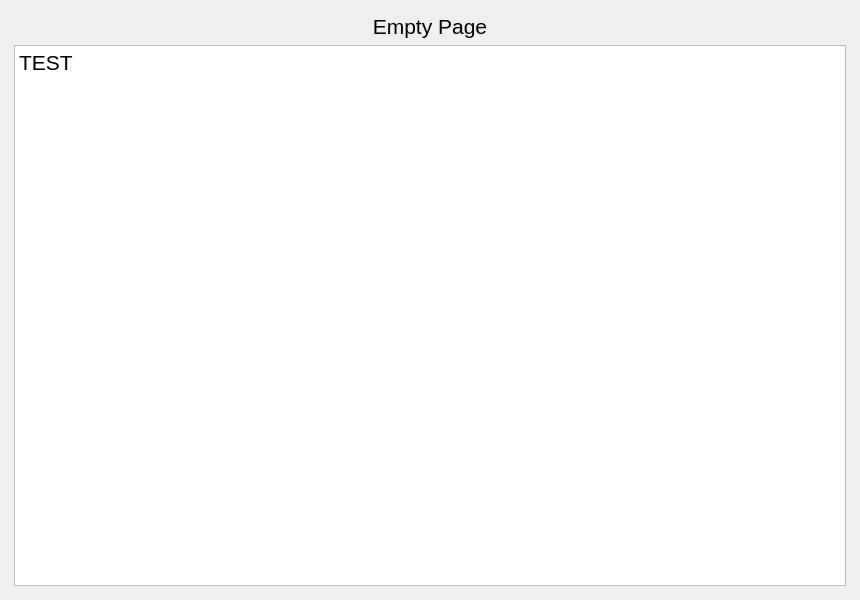
Qliangw/notion_sync_data, file sync_data/gui/uis/pages/ui_main_pages.ui: the form before one commit.
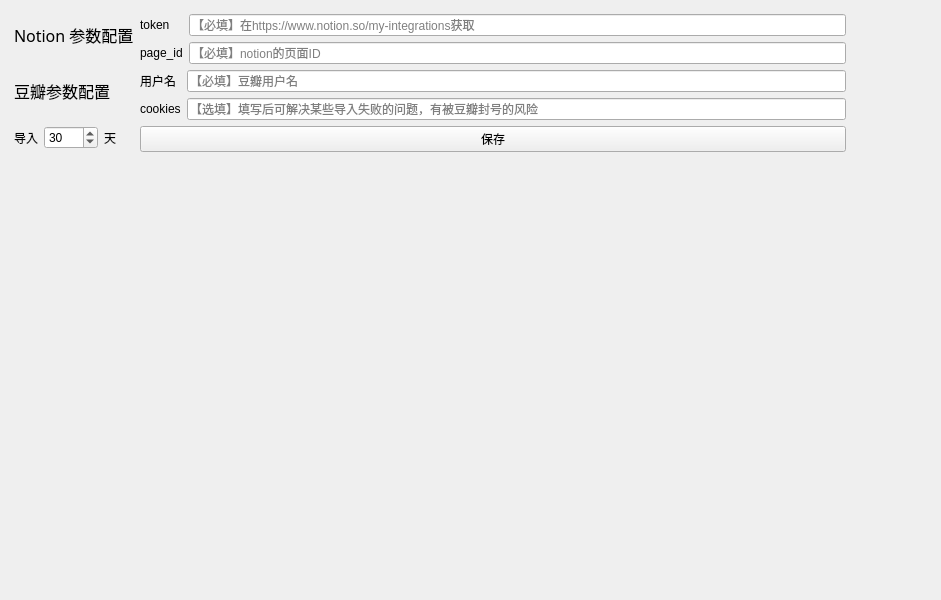
The form after the commit.

Commit message: feat: 增加豆瓣 notion 相关配置页面

The edit to the form file:
```diff
--- a/sync_data/gui/uis/pages/ui_main_pages.ui
+++ b/sync_data/gui/uis/pages/ui_main_pages.ui
@@ -6,17 +6,14 @@
    <rect>
     <x>0</x>
     <y>0</y>
-    <width>860</width>
+    <width>941</width>
     <height>600</height>
    </rect>
   </property>
   <property name="windowTitle">
    <string>Form</string>
   </property>
-  <layout class="QVBoxLayout" name="main_pages_layout">
-   <property name="spacing">
-    <number>0</number>
-   </property>
+  <layout class="QGridLayout" name="gridLayout">
    <property name="leftMargin">
     <number>5</number>
    </property>
@@ -29,12 +26,171 @@
    <property name="bottomMargin">
     <number>5</number>
    </property>
-   <item>
+   <item row="0" column="1">
     <widget class="QStackedWidget" name="pages">
      <property name="currentIndex">
-      <number>3</number>
+      <number>0</number>
      </property>
-     <widget class="QWidget" name="page_1">
+     <widget class="QWidget" name="page_config">
+      <property name="enabled">
+       <bool>true</bool>
+      </property>
+      <property name="minimumSize">
+       <size>
+        <width>850</width>
+        <height>590</height>
+       </size>
+      </property>
+      <property name="maximumSize">
+       <size>
+        <width>850</width>
+        <height>590</height>
+       </size>
+      </property>
+      <layout class="QFormLayout" name="formLayout">
+       <item row="0" column="0">
+        <widget class="QLabel" name="label_notion">
+         <property name="font">
+          <font>
+           <family>仿宋</family>
+           <pointsize>12</pointsize>
+          </font>
+         </property>
+         <property name="text">
+          <string>Notion 参数配置</string>
+         </property>
+        </widget>
+       </item>
+       <item row="0" column="1">
+        <layout class="QFormLayout" name="formLayout_2">
+         <item row="0" column="0">
+          <widget class="QLabel" name="label_token">
+           <property name="text">
+            <string>token</string>
+           </property>
+          </widget>
+         </item>
+         <item row="0" column="1">
+          <widget class="QLineEdit" name="lineEdit_token">
+           <property name="placeholderText">
+            <string>【必填】在https://www.notion.so/my-integrations获取</string>
+           </property>
+          </widget>
+         </item>
+         <item row="1" column="0">
+          <widget class="QLabel" name="label_pageid">
+           <property name="text">
+            <string>page_id</string>
+           </property>
+          </widget>
+         </item>
+         <item row="1" column="1">
+          <widget class="QLineEdit" name="lineEdit_pageid">
+           <property name="placeholderText">
+            <string>【必填】notion的页面ID</string>
+           </property>
+          </widget>
+         </item>
+        </layout>
+       </item>
+       <item row="1" column="0">
+        <widget class="QLabel" name="label_douban">
+         <property name="font">
+          <font>
+           <family>仿宋</family>
+           <pointsize>12</pointsize>
+          </font>
+         </property>
+         <property name="text">
+          <string>豆瓣参数配置</string>
+         </property>
+        </widget>
+       </item>
+       <item row="1" column="1">
+        <layout class="QGridLayout" name="gridLayout_2">
+         <item row="0" column="0">
+          <widget class="QLabel" name="label_dbuser">
+           <property name="text">
+            <string>用户名</string>
+           </property>
+          </widget>
+         </item>
+         <item row="0" column="1">
+          <widget class="QLineEdit" name="lineEdit_dbuser">
+           <property name="placeholderText">
+            <string>【必填】豆瓣用户名</string>
+           </property>
+          </widget>
+         </item>
+         <item row="1" column="0">
+          <widget class="QLabel" name="label_dbcookies">
+           <property name="text">
+            <string>cookies</string>
+           </property>
+          </widget>
+         </item>
+         <item row="1" column="1">
+          <widget class="QLineEdit" name="lineEdit_dbcookies">
+           <property name="placeholderText">
+            <string>【选填】填写后可解决某些导入失败的问题，有被豆瓣封号的风险</string>
+           </property>
+          </widget>
+         </item>
+        </layout>
+       </item>
+       <item row="2" column="1">
+        <widget class="QPushButton" name="pushButton_save">
+         <property name="text">
+          <string>保存</string>
+         </property>
+        </widget>
+       </item>
+       <item row="2" column="0">
+        <layout class="QGridLayout" name="gridLayout_3">
+         <item row="0" column="1">
+          <widget class="QSpinBox" name="spinBox">
+           <property name="toolTip">
+            <string>最大9999天，设置为0时同步所有</string>
+           </property>
+           <property name="maximum">
+            <number>9999</number>
+           </property>
+           <property name="value">
+            <number>30</number>
+           </property>
+          </widget>
+         </item>
+         <item row="0" column="2">
+          <widget class="QLabel" name="label_5">
+           <property name="text">
+            <string>天</string>
+           </property>
+          </widget>
+         </item>
+         <item row="0" column="0">
+          <widget class="QLabel" name="label_7">
+           <property name="text">
+            <string>导入</string>
+           </property>
+          </widget>
+         </item>
+        </layout>
+       </item>
+      </layout>
+     </widget>
+     <widget class="QWidget" name="page_home">
+      <property name="minimumSize">
+       <size>
+        <width>850</width>
+        <height>590</height>
+       </size>
+      </property>
+      <property name="maximumSize">
+       <size>
+        <width>850</width>
+        <height>590</height>
+       </size>
+      </property>
       <property name="styleSheet">
        <string notr="true">font-size: 14pt</string>
       </property>
@@ -305,17 +461,6 @@
          </property>
         </widget>
        </item>
-       <item>
-        <widget class="QTextBrowser" name="textBrowser">
-         <property name="html">
-          <string>&lt;!DOCTYPE HTML PUBLIC &quot;-//W3C//DTD HTML 4.0//EN&quot; &quot;http://www.w3.org/TR/REC-html40/strict.dtd&quot;&gt;
-&lt;html&gt;&lt;head&gt;&lt;meta name=&quot;qrichtext&quot; content=&quot;1&quot; /&gt;&lt;style type=&quot;text/css&quot;&gt;
-p, li { white-space: pre-wrap; }
-&lt;/style&gt;&lt;/head&gt;&lt;body style=&quot; font-family:'SimSun'; font-size:16pt; font-weight:400; font-style:normal;&quot;&gt;
-&lt;p style=&quot; margin-top:0px; margin-bottom:0px; margin-left:0px; margin-right:0px; -qt-block-indent:0; text-indent:0px;&quot;&gt;TEST&lt;/p&gt;&lt;/body&gt;&lt;/html&gt;</string>
-         </property>
-        </widget>
-       </item>
       </layout>
      </widget>
     </widget>
```
Left out of the diff: 25 changed lines with no effect on the pictures. The commit also changes 3 other files.
